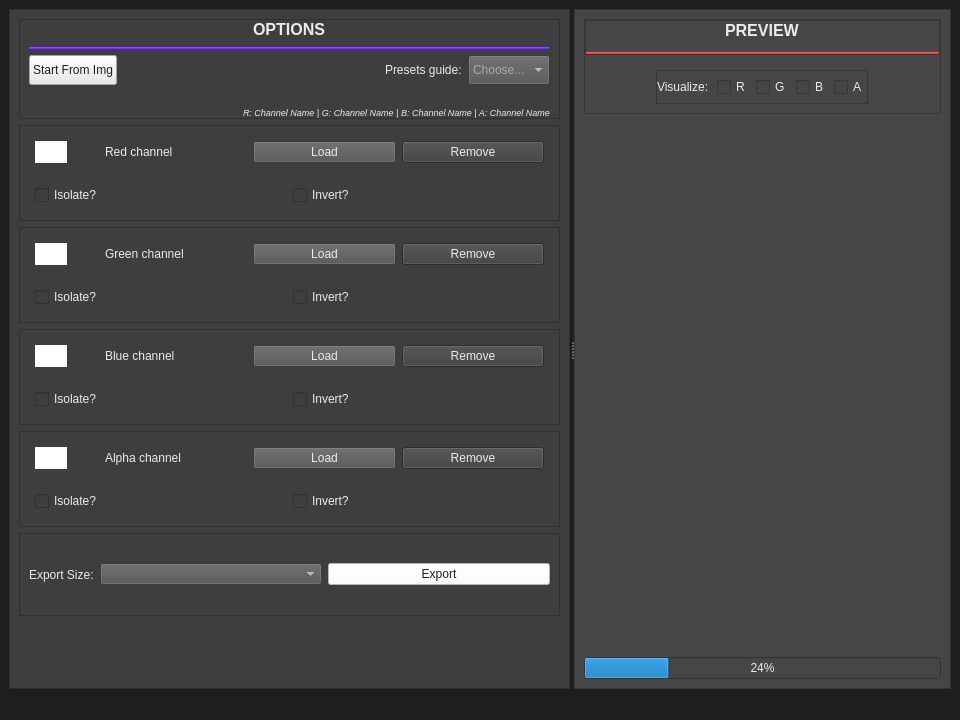
Qt form mainwindow.ui (Paniagua96/PaniCPacker) before a commit.
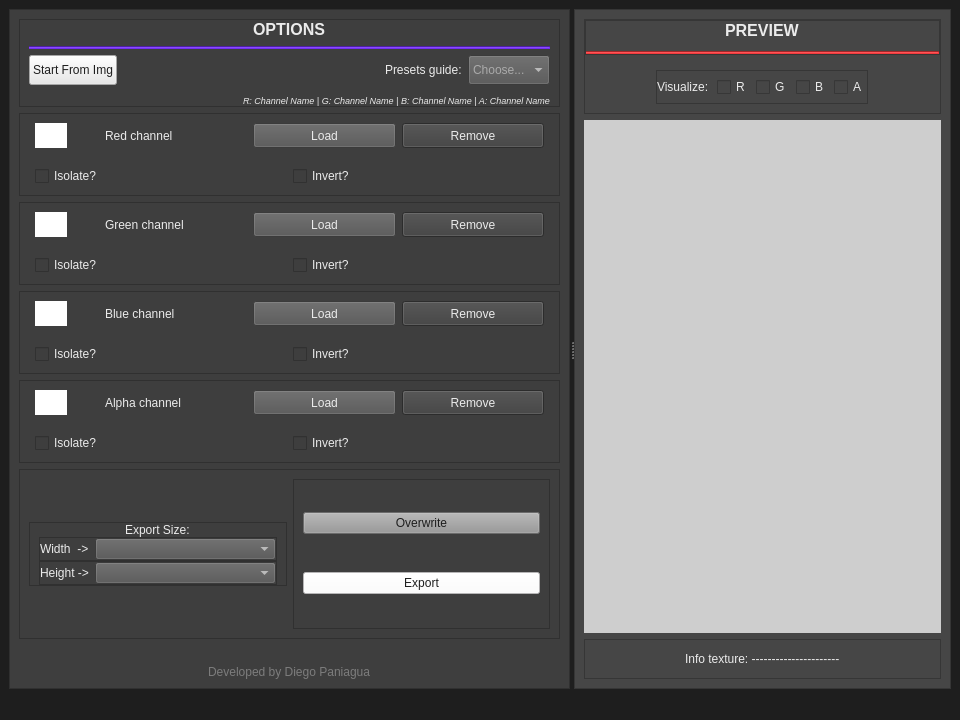
The same form after that commit. Icons and pictures are not drawn.

Diff of the .ui file:
```diff
--- a/mainwindow.ui
+++ b/mainwindow.ui
@@ -189,7 +189,7 @@
                  <number>0</number>
                 </property>
                 <property name="bottomMargin">
-                 <number>15</number>
+                 <number>3</number>
                 </property>
                 <item alignment="Qt::AlignmentFlag::AlignVCenter">
                  <widget class="QPushButton" name="btn_StartFromImg">
@@ -319,19 +319,19 @@
           </property>
           <layout class="QVBoxLayout" name="verticalLayout_6">
            <property name="spacing">
-            <number>4</number>
+            <number>0</number>
            </property>
            <property name="leftMargin">
             <number>6</number>
            </property>
            <property name="topMargin">
-            <number>6</number>
+            <number>0</number>
            </property>
            <property name="rightMargin">
             <number>6</number>
            </property>
            <property name="bottomMargin">
-            <number>6</number>
+            <number>0</number>
            </property>
            <item>
             <widget class="QWidget" name="w_RedMainRow" native="true">
@@ -426,6 +426,12 @@
               </item>
               <item>
                <widget class="QPushButton" name="btn_RedLoad">
+                <property name="minimumSize">
+                 <size>
+                  <width>0</width>
+                  <height>25</height>
+                 </size>
+                </property>
                 <property name="styleSheet">
                  <string notr="true">background-color: rgb(83, 83, 83);
 selection-background-color: rgb(0, 255, 0);
@@ -441,6 +447,12 @@
               </item>
               <item>
                <widget class="QPushButton" name="btn_RedRemove">
+                <property name="minimumSize">
+                 <size>
+                  <width>0</width>
+                  <height>25</height>
+                 </size>
+                </property>
                 <property name="text">
                  <string>Remove</string>
                 </property>
@@ -494,19 +506,19 @@
           </property>
           <layout class="QVBoxLayout" name="verticalLayout_2">
            <property name="spacing">
-            <number>4</number>
+            <number>0</number>
            </property>
            <property name="leftMargin">
             <number>6</number>
            </property>
            <property name="topMargin">
-            <number>6</number>
+            <number>0</number>
            </property>
            <property name="rightMargin">
             <number>6</number>
            </property>
            <property name="bottomMargin">
-            <number>6</number>
+            <number>0</number>
            </property>
            <item>
             <widget class="QWidget" name="w_GreenMainRow" native="true">
@@ -595,6 +607,12 @@
               </item>
               <item>
                <widget class="QPushButton" name="btn_GreenLoad">
+                <property name="minimumSize">
+                 <size>
+                  <width>0</width>
+                  <height>25</height>
+                 </size>
+                </property>
                 <property name="styleSheet">
                  <string notr="true">background-color: rgb(83, 83, 83);</string>
                 </property>
@@ -608,6 +626,12 @@
               </item>
               <item>
                <widget class="QPushButton" name="btn_GreenRemove">
+                <property name="minimumSize">
+                 <size>
+                  <width>0</width>
+                  <height>25</height>
+                 </size>
+                </property>
                 <property name="text">
                  <string>Remove</string>
                 </property>
@@ -661,19 +685,19 @@
           </property>
           <layout class="QVBoxLayout" name="verticalLayout_3">
            <property name="spacing">
-            <number>4</number>
+            <number>0</number>
            </property>
            <property name="leftMargin">
             <number>6</number>
            </property>
            <property name="topMargin">
-            <number>6</number>
+            <number>0</number>
            </property>
            <property name="rightMargin">
             <number>6</number>
            </property>
            <property name="bottomMargin">
-            <number>6</number>
+            <number>0</number>
            </property>
            <item>
             <widget class="QWidget" name="w_BlueMainRow" native="true">
@@ -759,6 +783,12 @@
               </item>
               <item>
                <widget class="QPushButton" name="btn_BlueLoad">
+                <property name="minimumSize">
+                 <size>
+                  <width>0</width>
+                  <height>25</height>
+                 </size>
+                </property>
                 <property name="styleSheet">
                  <string notr="true">background-color: rgb(83, 83, 83);</string>
                 </property>
@@ -772,6 +802,12 @@
               </item>
               <item>
                <widget class="QPushButton" name="btn_BlueRemove">
+                <property name="minimumSize">
+                 <size>
+                  <width>0</width>
+                  <height>25</height>
+                 </size>
+                </property>
                 <property name="text">
                  <string>Remove</string>
                 </property>
@@ -825,19 +861,19 @@
           </property>
           <layout class="QVBoxLayout" name="verticalLayout_5">
            <property name="spacing">
-            <number>4</number>
+            <number>0</number>
            </property>
            <property name="leftMargin">
             <number>6</number>
            </property>
            <property name="topMargin">
-            <number>6</number>
+            <number>0</number>
            </property>
            <property name="rightMargin">
             <number>6</number>
            </property>
            <property name="bottomMargin">
-            <number>6</number>
+            <number>0</number>
            </property>
            <item>
             <widget class="QWidget" name="w_AlphaMainRow" native="true">
@@ -926,6 +962,12 @@
               </item>
               <item>
                <widget class="QPushButton" name="btn_AlphaLoad">
+                <property name="minimumSize">
+                 <size>
+                  <width>0</width>
+                  <height>25</height>
+                 </size>
+                </property>
                 <property name="styleSheet">
                  <string notr="true">background-color: rgb(83, 83, 83);</string>
                 </property>
@@ -939,6 +981,12 @@
               </item>
               <item>
                <widget class="QPushButton" name="btn_AlphaRemove">
+                <property name="minimumSize">
+                 <size>
+                  <width>0</width>
+                  <height>25</height>
+                 </size>
+                </property>
                 <property name="text">
                  <string>Remove</string>
                 </property>
@@ -977,7 +1025,7 @@
          </widget>
         </item>
         <item>
-         <widget class="QFrame" name="frame">
+         <widget class="QFrame" name="f_ExportSettings">
           <property name="frameShape">
            <enum>QFrame::Shape::StyledPanel</enum>
           </property>
@@ -986,68 +1034,254 @@
           </property>
           <layout class="QHBoxLayout" name="horizontalLayout_12">
            <item>
-            <widget class="QLabel" name="lbl_ExportSize">
+            <widget class="QFrame" name="f_ExportSize">
              <property name="sizePolicy">
-              <sizepolicy hsizetype="Maximum" vsizetype="Preferred">
+              <sizepolicy hsizetype="Preferred" vsizetype="Maximum">
                <horstretch>0</horstretch>
                <verstretch>0</verstretch>
               </sizepolicy>
              </property>
-             <property name="text">
-              <string>Export Size:</string>
+             <property name="frameShape">
+              <enum>QFrame::Shape::StyledPanel</enum>
              </property>
-            </widget>
-           </item>
-           <item>
-            <widget class="QComboBox" name="cb_OutputSize">
-             <property name="styleSheet">
-              <string notr="true">background-color: rgb(83, 83, 83);</string>
+             <property name="frameShadow">
+              <enum>QFrame::Shadow::Raised</enum>
              </property>
+             <layout class="QVBoxLayout" name="verticalLayout_11">
+              <property name="spacing">
+               <number>0</number>
+              </property>
+              <property name="topMargin">
+               <number>0</number>
+              </property>
+              <property name="bottomMargin">
+               <number>0</number>
+              </property>
+              <item alignment="Qt::AlignmentFlag::AlignHCenter">
+               <widget class="QLabel" name="lbl_ExportSize">
+                <property name="sizePolicy">
+                 <sizepolicy hsizetype="Maximum" vsizetype="Preferred">
+                  <horstretch>0</horstretch>
+                  <verstretch>0</verstretch>
+                 </sizepolicy>
+                </property>
+                <property name="text">
+                 <string>Export Size:</string>
+                </property>
+               </widget>
+              </item>
+              <item>
+               <widget class="QFrame" name="f_width">
+                <property name="sizePolicy">
+                 <sizepolicy hsizetype="Preferred" vsizetype="Fixed">
+                  <horstretch>0</horstretch>
+                  <verstretch>0</verstretch>
+                 </sizepolicy>
+                </property>
+                <property name="frameShape">
+                 <enum>QFrame::Shape::StyledPanel</enum>
+                </property>
+                <property name="frameShadow">
+                 <enum>QFrame::Shadow::Raised</enum>
+                </property>
+                <layout class="QHBoxLayout" name="horizontalLayout_13">
+                 <property name="leftMargin">
+                  <number>0</number>
+                 </property>
+                 <property name="topMargin">
+                  <number>0</number>
+                 </property>
+                 <property name="rightMargin">
+                  <number>0</number>
+                 </property>
+                 <property name="bottomMargin">
+                  <number>0</number>
+                 </property>
+                 <item>
+                  <widget class="QLabel" name="lbl_width">
+                   <property name="sizePolicy">
+                    <sizepolicy hsizetype="Maximum" vsizetype="Preferred">
+                     <horstretch>0</horstretch>
+                     <verstretch>0</verstretch>
+                    </sizepolicy>
+                   </property>
+                   <property name="text">
+                    <string>Width  -&gt;</string>
+                   </property>
+                  </widget>
+                 </item>
+                 <item>
+                  <widget class="QComboBox" name="cb_OutputSize_width">
+                   <property name="styleSheet">
+                    <string notr="true">background-color: rgb(83, 83, 83);</string>
+                   </property>
+                  </widget>
+                 </item>
+                </layout>
+               </widget>
+              </item>
+              <item>
+               <widget class="QFrame" name="f_height">
+                <property name="frameShape">
+                 <enum>QFrame::Shape::StyledPanel</enum>
+                </property>
+                <property name="frameShadow">
+                 <enum>QFrame::Shadow::Raised</enum>
+                </property>
+                <layout class="QHBoxLayout" name="horizontalLayout_14">
+                 <property name="leftMargin">
+                  <number>0</number>
+                 </property>
+                 <property name="topMargin">
+                  <number>0</number>
+                 </property>
+                 <property name="rightMargin">
+                  <number>0</number>
+                 </property>
+                 <property name="bottomMargin">
+                  <number>0</number>
+                 </property>
+                 <item>
+                  <widget class="QLabel" name="lbl_height">
+                   <property name="sizePolicy">
+                    <sizepolicy hsizetype="Maximum" vsizetype="Preferred">
+                     <horstretch>0</horstretch>
+                     <verstretch>0</verstretch>
+                    </sizepolicy>
+                   </property>
+                   <property name="text">
+                    <string>Height -&gt;</string>
+                   </property>
+                  </widget>
+                 </item>
+                 <item>
+                  <widget class="QComboBox" name="cb_OutputSize_height">
+                   <property name="styleSheet">
+                    <string notr="true">background-color: rgb(83, 83, 83);</string>
+                   </property>
+                  </widget>
+                 </item>
+                </layout>
+               </widget>
+              </item>
+             </layout>
             </widget>
            </item>
            <item>
-            <widget class="QPushButton" name="btn_Export">
-             <property name="styleSheet">
-              <string notr="true">background-color: rgb(255, 253, 255);
-color: rgb(30, 30, 30);</string>
+            <widget class="QFrame" name="f_outputSize">
+             <property name="frameShape">
+              <enum>QFrame::Shape::StyledPanel</enum>
              </property>
-             <property name="text">
-              <string>Export</string>
+             <property name="frameShadow">
+              <enum>QFrame::Shadow::Raised</enum>
              </property>
-             <property name="checkable">
-              <bool>false</bool>
-             </property>
-             <property name="flat">
-              <bool>false</bool>
-             </property>
+             <layout class="QVBoxLayout" name="verticalLayout_4">
+              <property name="topMargin">
+               <number>0</number>
+              </property>
+              <property name="bottomMargin">
+               <number>0</number>
+              </property>
+              <item>
+               <widget class="QPushButton" name="btn_overwrite">
+                <property name="styleSheet">
+                 <string notr="true">background-color: rgb(150, 150, 150);
+color: rgb(30, 30, 30);</string>
+                </property>
+                <property name="text">
+                 <string>Overwrite</string>
+                </property>
+               </widget>
+              </item>
+              <item>
+               <widget class="QPushButton" name="btn_Export">
+                <property name="styleSheet">
+                 <string notr="true">background-color: rgb(255, 253, 255);
+color: rgb(30, 30, 30);</string>
+                </property>
+                <property name="text">
+                 <string>Export</string>
+                </property>
+                <property name="checkable">
+                 <bool>false</bool>
+                </property>
+                <property name="flat">
+                 <bool>false</bool>
+                </property>
+               </widget>
+              </item>
+             </layout>
             </widget>
            </item>
           </layout>
          </widget>
         </item>
-        <item alignment="Qt::AlignmentFlag::AlignHCenter">
-         <widget class="QLabel" name="img_tool">
+        <item>
+         <widget class="QFrame" name="frame">
           <property name="sizePolicy">
-           <sizepolicy hsizetype="Preferred" vsizetype="Preferred">
+           <sizepolicy hsizetype="Preferred" vsizetype="Maximum">
             <horstretch>0</horstretch>
             <verstretch>0</verstretch>
            </sizepolicy>
           </property>
-          <property name="maximumSize">
-           <size>
-            <width>249</width>
-            <height>57</height>
-           </size>
+          <property name="frameShape">
+           <enum>QFrame::Shape::NoFrame</enum>
           </property>
-          <property name="text">
-           <string/>
+          <property name="frameShadow">
+           <enum>QFrame::Shadow::Raised</enum>
           </property>
-          <property name="pixmap">
-           <pixmap resource="resources.qrc">:/resources/banner_app.png</pixmap>
-          </property>
-          <property name="scaledContents">
-           <bool>true</bool>
-          </property>
+          <layout class="QVBoxLayout" name="verticalLayout_12">
+           <property name="leftMargin">
+            <number>0</number>
+           </property>
+           <property name="topMargin">
+            <number>0</number>
+           </property>
+           <property name="rightMargin">
+            <number>0</number>
+           </property>
+           <property name="bottomMargin">
+            <number>0</number>
+           </property>
+           <item alignment="Qt::AlignmentFlag::AlignHCenter">
+            <widget class="QLabel" name="img_tool">
+             <property name="sizePolicy">
+              <sizepolicy hsizetype="Preferred" vsizetype="Preferred">
+               <horstretch>0</horstretch>
+               <verstretch>0</verstretch>
+              </sizepolicy>
+             </property>
+             <property name="maximumSize">
+              <size>
+               <width>249</width>
+               <height>57</height>
+              </size>
+             </property>
+             <property name="text">
+              <string/>
+             </property>
+             <property name="pixmap">
+              <pixmap resource="resources.qrc">:/resources/banner_app.png</pixmap>
+             </property>
+             <property name="scaledContents">
+              <bool>true</bool>
+             </property>
+            </widget>
+           </item>
+           <item alignment="Qt::AlignmentFlag::AlignHCenter">
+            <widget class="QLabel" name="label">
+             <property name="styleSheet">
+              <string notr="true">color: rgb(124, 124, 124);</string>
+             </property>
+             <property name="text">
+              <string>Developed by Diego Paniagua</string>
+             </property>
+             <property name="alignment">
+              <set>Qt::AlignmentFlag::AlignLeading|Qt::AlignmentFlag::AlignLeft|Qt::AlignmentFlag::AlignVCenter</set>
+             </property>
+            </widget>
+           </item>
+          </layout>
          </widget>
         </item>
        </layout>
@@ -1290,6 +1524,9 @@
         </item>
         <item>
          <widget class="QLabel" name="lbl_MainPreview">
+          <property name="styleSheet">
+           <string notr="true">background-color: rgb(206, 206, 206);</string>
+          </property>
           <property name="text">
            <string/>
           </property>
@@ -1302,10 +1539,46 @@
          </widget>
         </item>
         <item>
-         <widget class="QProgressBar" name="progressBar">
-          <property name="value">
-           <number>24</number>
+         <widget class="QFrame" name="f_textureinfo">
+          <property name="minimumSize">
+           <size>
+            <width>0</width>
+            <height>35</height>
+           </size>
           </property>
+          <property name="maximumSize">
+           <size>
+            <width>16777215</width>
+            <height>40</height>
+           </size>
+          </property>
+          <property name="frameShape">
+           <enum>QFrame::Shape::StyledPanel</enum>
+          </property>
+          <property name="frameShadow">
+           <enum>QFrame::Shadow::Raised</enum>
+          </property>
+          <layout class="QHBoxLayout" name="horizontalLayout_15">
+           <property name="topMargin">
+            <number>3</number>
+           </property>
+           <property name="bottomMargin">
+            <number>3</number>
+           </property>
+           <item alignment="Qt::AlignmentFlag::AlignHCenter">
+            <widget class="QLabel" name="lbl_texInfo">
+             <property name="sizePolicy">
+              <sizepolicy hsizetype="Preferred" vsizetype="Expanding">
+               <horstretch>0</horstretch>
+               <verstretch>0</verstretch>
+              </sizepolicy>
+             </property>
+             <property name="text">
+              <string>Info texture: ----------------------</string>
+             </property>
+            </widget>
+           </item>
+          </layout>
          </widget>
         </item>
        </layout>
```
Left out of the diff: 5 changed lines with no effect on the pictures.
